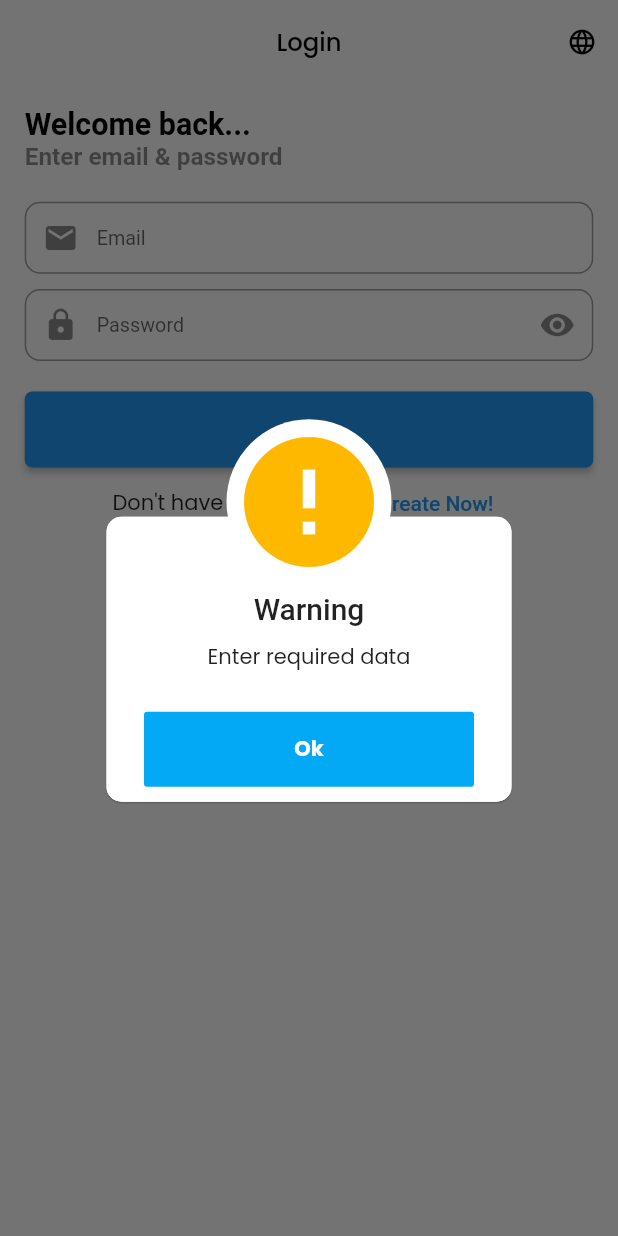
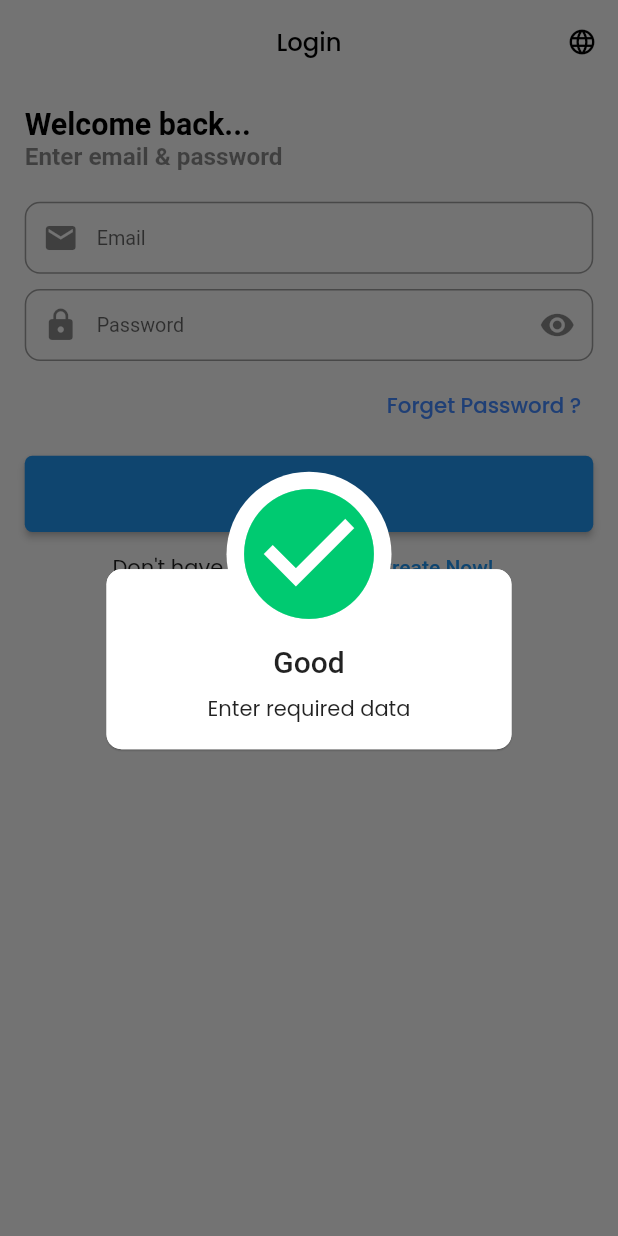
Before and after one commit to HassanHamdouna/app_note, a Flutter app: the screen it shows after launch, after a tap on "Login", on a phone screen of 412 x 824 dp. Run offline on Flutter 3.47's test engine with Material 2 defaults, Android fonts, the phone set to English and light mode, and no system bars; our stand-ins replace awesome_dialog, cached_network_image, cloud_firestore, firebase_auth, firebase_core, firebase_storage and 8 more; missing offline and left inert: flutter_facebook_auth; accounts and stored records are empty; generated files the repository leaves out were written again; Roboto replaces fonts that are missing (Cairo).

Commit message:
add screen forgot password with firebase

```diff
--- a/lib/screens/auth/login_screen.dart
+++ b/lib/screens/auth/login_screen.dart
@@ -96,7 +96,22 @@ class _LoginScreenState extends State<LoginScreen> {
                   icon: const Icon(Icons.visibility),
                 ),
               ),
-              SizedBox(height: 20.h),
+              SizedBox(height: 5.h),
+              Align(
+                alignment: AlignmentDirectional.topEnd,
+                child: TextButton(
+                    onPressed: () =>
+                        Navigator.pushNamed(context, '/forgot_password_screen'),
+                    child: Text(
+                      'Forget Password ?',
+                      style: GoogleFonts.poppins(
+                        fontSize: 14.sp,
+                        fontWeight: FontWeight.w500,
+                        color: Colors.blueAccent,
+                      ),
+                    )),
+              ),
+              SizedBox(height: 10.h),
               ElevatedButton(
                 onPressed: () => _performLogin(),
                 style: ElevatedButton.styleFrom(
--- a/lib/utils/context_extenssion.dart
+++ b/lib/utils/context_extenssion.dart
@@ -2,6 +2,7 @@ import 'package:app_note/screens/app/home_screen.dart';
 import 'package:app_note/screens/app/images/images_screen.dart';
 import 'package:app_note/screens/app/images/upload_images_screen.dart';
 import 'package:app_note/screens/app/note_screen.dart';
+import 'package:app_note/screens/auth/forgot_password_screen.dart';
 import 'package:awesome_dialog/awesome_dialog.dart';
 import 'package:flutter/material.dart';
 import 'package:flutter_screenutil/flutter_screenutil.dart';
@@ -18,6 +19,7 @@ extension ContextHelper on BuildContext {
         '/launch_screen': (context) => const LaunchScreen(),
         '/register_screen': (context) => const RegisterScreen(),
         '/login_screen': (context) => const LoginScreen(),
+        '/forgot_password_screen': (context) => const ForgotPasswordScreen(),
         '/home_screen': (context) => const HomeScreen(),
         '/note_screen': (context) => NoteScreen(),
         '/images_screen': (context) => const ImagesScreen(),
@@ -88,10 +90,11 @@ extension ContextHelper on BuildContext {
     );
   }
 
-  void showAwesomeDialog({required String message, bool error = false}) {
+  void showAwesomeDialog(
+      {required String message, required bool error, Function()? onPressed}) {
     AwesomeDialog(
             context: this,
-            dialogType: DialogType.warning,
+            dialogType: error ? DialogType.success : DialogType.warning,
             borderSide: const BorderSide(
               color: Colors.white,
               width: 2,
@@ -104,11 +107,11 @@ extension ContextHelper on BuildContext {
             dismissOnBackKeyPress: false,
             headerAnimationLoop: false,
             animType: AnimType.bottomSlide,
-            title: 'Warning',
+            title: error ? 'Good' : 'Warning',
             desc: message,
             showCloseIcon: true,
             /*btnCancelOnPress: () {},*/
-            btnOkOnPress: () {},
+            btnOkOnPress: onPressed,
             btnOkColor: Colors.lightBlue)
         .show();
   }
```
Also changed, not shown: lib/screens/auth/forgot_password_screen.dart (added, +159 -0 lines).
